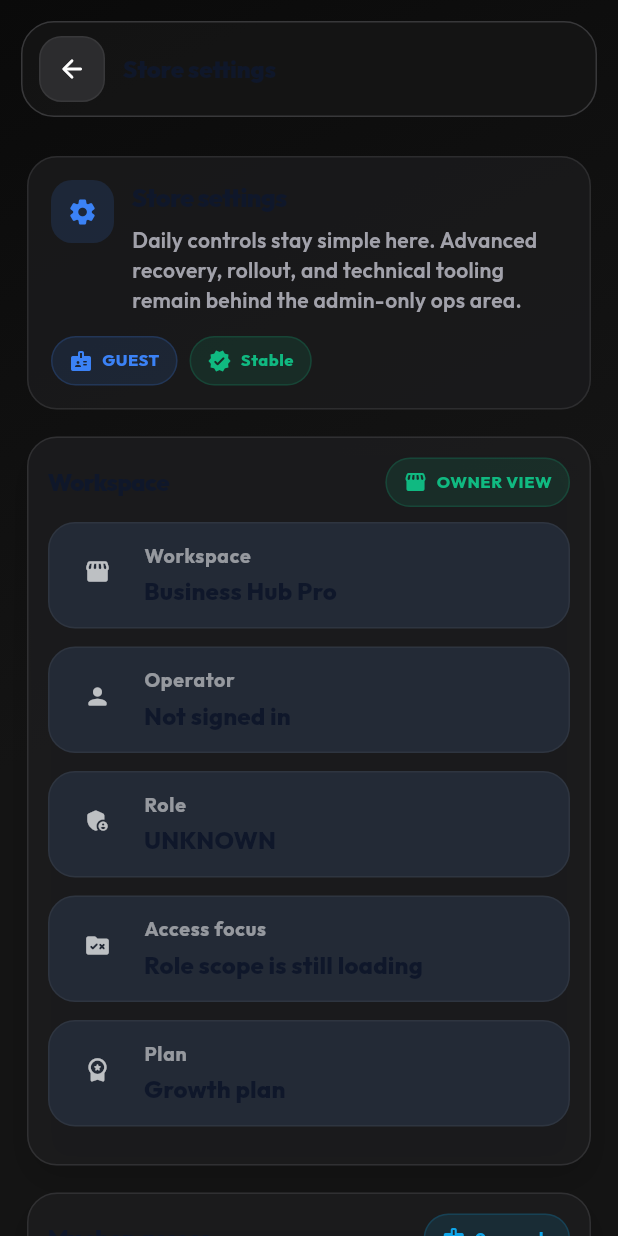
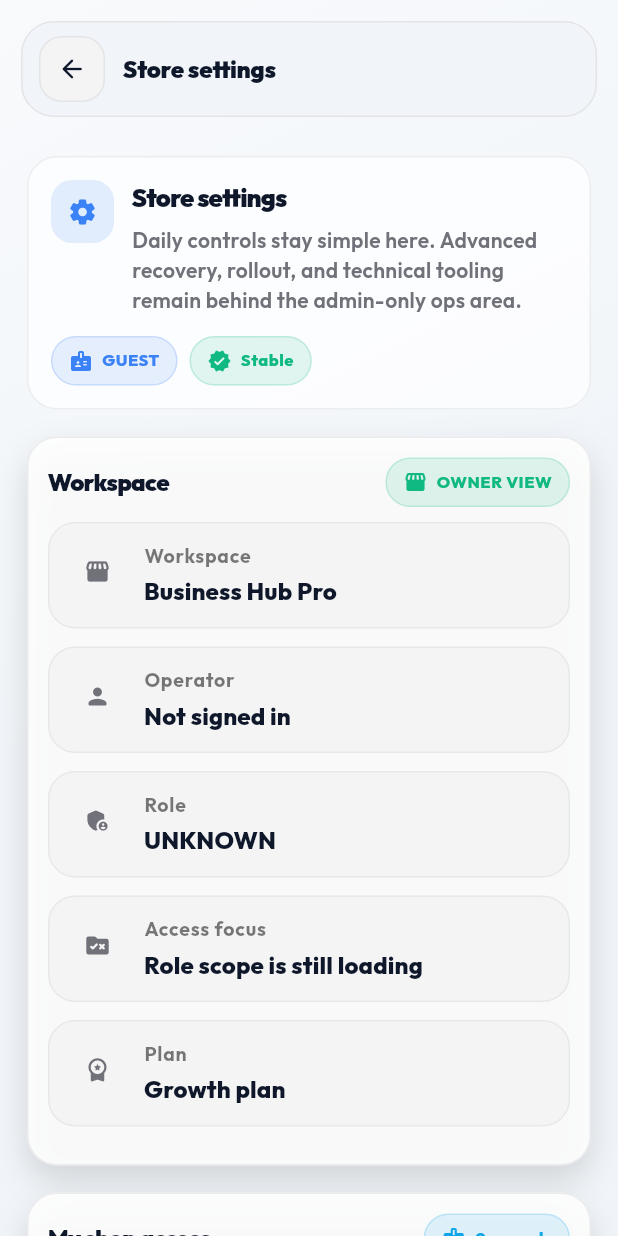
Before and after one commit to MurtazaJ53/BUSINESS-HUB, a Flutter app: the SettingsScreen screen opened by its route, on a phone screen of 412 x 824 dp. Run offline on Flutter 3.47's test engine with Material 3 defaults, Android fonts, the phone set to English and light mode, and no system bars; our stand-ins replace drift, drift_flutter, flutter_riverpod, go_router, google_fonts, package_info_plus; missing offline and left inert: blue_thermal_printer, esc_pos_utils_plus, mobile_scanner; accounts and stored records are empty; generated files the repository leaves out were written again; project files that could hold a hidden picture were left out.

Commit message:
feat(theme): convert mobile app to blue-and-white, light-only
- AppPalette neutrals repointed to white/light surfaces + dark ink
- brand kept sky-blue; cyan accent + indigo domain colors moved into the
  blue family; green/red/amber kept for money & alerts
- pin ThemeMode.light and use the light theme for darkTheme too, so the
  app is always blue-and-white regardless of device setting
- convert the older dark-built screens (history, settings, bootstrap):
  flip translucent-white text to dark ink, swap hard-coded dark slate
  backgrounds (0xFF232A36 / 0xFF070B13 / 0xFF1A2029) to light tokens,
  keep white only where it sits on the blue primary
- mobile_surface: dark-assuming icons -> ink/accent, amber blob -> blue

flutter analyze clean.

Co-Authored-By: Claude Opus 4.8 <noreply@anthropic.com>

```diff
--- a/apps/mobile_flutter/lib/core/theme/app_theme.dart
+++ b/apps/mobile_flutter/lib/core/theme/app_theme.dart
@@ -5,21 +5,21 @@ import 'app_colors.dart';
 
 /// Brand + semantic colours shared across light and dark themes.
 final class AppPalette {
-  // Neutrals (Foundation) — dark
-  static const Color backgroundDeep = Color(0xFF000000);
-  static const Color background = Color(0xFF0A0A0A);
-  static const Color backgroundSoft = Color(0xFF141414);
-  static const Color surface = Color(0xFF1C1C1E);
-  static const Color surfaceStrong = Color(0xFF2C2C2E);
-  static const Color borderSoft = Color(0xFF38383A);
-  static const Color border = Color(0xFF48484A);
-  static const Color borderStrong = Color(0xFF636366);
+  // Neutrals (Foundation) — white/light (blue-and-white theme)
+  static const Color backgroundDeep = Color(0xFFEEF2F6);
+  static const Color background = Color(0xFFF8FAFC);
+  static const Color backgroundSoft = Color(0xFFF1F5F9);
+  static const Color surface = Color(0xFFFFFFFF);
+  static const Color surfaceStrong = Color(0xFFF4F4F5);
+  static const Color borderSoft = Color(0xFFE4E4E7);
+  static const Color border = Color(0xFFD4D4D8);
+  static const Color borderStrong = Color(0xFFA1A1AA);
 
-  // Text Hierarchy — dark
-  static const Color textPrimary = Color(0xFFF8FAFC);
-  static const Color textSecondary = Color(0xFFD4D4D8);
-  static const Color textTertiary = Color(0xFFA1A1AA);
-  static const Color textDisabled = Color(0xFF71717A);
+  // Text Hierarchy — dark ink on white
+  static const Color textPrimary = Color(0xFF0F172A);
+  static const Color textSecondary = Color(0xFF3F3F46);
+  static const Color textTertiary = Color(0xFF71717A);
+  static const Color textDisabled = Color(0xFFA1A1AA);
 
   // Brand Colors (Business Hub sky-blue — carried over from the legacy app)
   static const Color primary = Color(0xFF0EA5E9); // Sky 500 (hsl 199 89% 48%)
@@ -27,9 +27,10 @@ final class AppPalette {
   static const Color primaryLight = Color(0xFF38BDF8); // Sky 400
   static const Color primaryDark = Color(0xFF0369A1); // Sky 700
 
-  static const Color accent = Color(0xFF06B6D4); // Cyan
-  static const Color accentHover = Color(0xFF0891B2);
-  static const Color accentLight = Color(0xFF22D3EE);
+  // Secondary accent kept within the blue family (was cyan).
+  static const Color accent = Color(0xFF0284C7); // Sky 600
+  static const Color accentHover = Color(0xFF0369A1); // Sky 700
+  static const Color accentLight = Color(0xFF38BDF8); // Sky 400
 
   // Semantic Colors
   static const Color success = Color(0xFF10B981);
@@ -52,7 +53,7 @@ final class AppPalette {
   static const Color revenue = Color(0xFF10B981);
   static const Color expense = Color(0xFFEF4444);
   static const Color inventory = Color(0xFF0EA5E9);
-  static const Color customer = Color(0xFF06B6D4);
+  static const Color customer = Color(0xFF0284C7);
   static const Color alert = Color(0xFFF59E0B);
 
   // Backward-compatible aliases used across existing screens.
--- a/apps/mobile_flutter/lib/core/theme/theme_mode_controller.dart
+++ b/apps/mobile_flutter/lib/core/theme/theme_mode_controller.dart
@@ -12,8 +12,9 @@ final themeModeProvider =
     NotifierProvider<ThemeModeController, ThemeMode>(ThemeModeController.new);
 
 class ThemeModeController extends Notifier<ThemeMode> {
+  // Business Hub is a blue-and-white (light only) app, so we pin light mode.
   @override
-  ThemeMode build() => ThemeMode.system;
+  ThemeMode build() => ThemeMode.light;
 
   void set(ThemeMode mode) => state = mode;
 
--- a/apps/mobile_flutter/lib/features/settings/presentation/settings_screen.dart
+++ b/apps/mobile_flutter/lib/features/settings/presentation/settings_screen.dart
@@ -149,7 +149,7 @@ class SettingsScreen extends ConsumerWidget {
                       ? 'Attach staff with the exact email they will use on the phone, control who is admin or viewer, and keep attendance and expenses inside the same product.'
                       : 'Your owner or store admin must attach this exact email to the workspace first. After that, sign in with the same email and use attendance and store operations from here during the shift.',
                   style: Theme.of(context).textTheme.bodyMedium?.copyWith(
-                    color: Colors.white.withValues(alpha: 0.72),
+                    color: Colors.black.withValues(alpha: 0.72),
                     height: 1.45,
                   ),
                 ),
@@ -277,7 +277,7 @@ class SettingsScreen extends ConsumerWidget {
                 Text(
                   _planBody(shop),
                   style: Theme.of(context).textTheme.bodyMedium?.copyWith(
-                    color: Colors.white.withValues(alpha: 0.70),
+                    color: Colors.black.withValues(alpha: 0.70),
                     height: 1.45,
                   ),
                 ),
@@ -417,7 +417,7 @@ class SettingsScreen extends ConsumerWidget {
                     pulse?.headline.body ??
                         'Open the pulse desk to acknowledge, resolve, or reopen the latest workspace tasks and anomaly signals.',
                     style: Theme.of(context).textTheme.bodyMedium?.copyWith(
-                      color: Colors.white.withValues(alpha: 0.72),
+                      color: Colors.black.withValues(alpha: 0.72),
                       height: 1.45,
                     ),
                   ),
@@ -455,7 +455,7 @@ class SettingsScreen extends ConsumerWidget {
                         ? 'Review mobile device access, risky trust posture, and remote wipe actions from one owner/admin desk.'
                         : '${sessions.where((item) => item.isTrusted && !item.wipeRequested).length} trusted, ${sessions.where((item) => item.needsReview).length} review, and ${sessions.where((item) => item.isRisky || item.wipeRequested).length} risky or wipe-pending device sessions are visible right now.',
                     style: Theme.of(context).textTheme.bodyMedium?.copyWith(
-                      color: Colors.white.withValues(alpha: 0.72),
+                      color: Colors.black.withValues(alpha: 0.72),
                       height: 1.45,
                     ),
                   ),
@@ -484,7 +484,7 @@ class SettingsScreen extends ConsumerWidget {
                   Text(
                     'Protect Workspace plan, Advanced ops, and other sensitive control surfaces with an authenticator app.',
                     style: Theme.of(context).textTheme.bodyMedium?.copyWith(
-                      color: Colors.white.withValues(alpha: 0.72),
+                      color: Colors.black.withValues(alpha: 0.72),
                       height: 1.45,
                     ),
                   ),
@@ -1002,9 +1002,9 @@ class _PlanSection extends StatelessWidget {
     final theme = Theme.of(context);
     return DecoratedBox(
       decoration: BoxDecoration(
-        color: const Color(0xFF232A36),
+        color: AppPalette.surfaceStrong,
         borderRadius: BorderRadius.circular(18),
-        border: Border.all(color: Colors.white.withValues(alpha: 0.05)),
+        border: Border.all(color: Colors.black.withValues(alpha: 0.05)),
       ),
       child: Padding(
         padding: const EdgeInsets.all(14),
@@ -1014,7 +1014,7 @@ class _PlanSection extends StatelessWidget {
             Text(
               title,
               style: theme.textTheme.labelLarge?.copyWith(
-                color: Colors.white.withValues(alpha: 0.60),
+                color: Colors.black.withValues(alpha: 0.60),
                 fontWeight: FontWeight.w800,
                 letterSpacing: 0.35,
               ),
@@ -1026,7 +1026,7 @@ class _PlanSection extends StatelessWidget {
                 child: Text(
                   '- $line',
                   style: theme.textTheme.bodyMedium?.copyWith(
-                    color: Colors.white.withValues(alpha: 0.76),
+                    color: Colors.black.withValues(alpha: 0.76),
                     height: 1.4,
                   ),
                 ),
@@ -1057,9 +1057,9 @@ class _SettingsRow extends StatelessWidget {
       padding: const EdgeInsets.only(bottom: 12),
       child: DecoratedBox(
         decoration: BoxDecoration(
-          color: const Color(0xFF232A36),
+          color: AppPalette.surfaceStrong,
           borderRadius: BorderRadius.circular(18),
-          border: Border.all(color: Colors.white.withValues(alpha: 0.05)),
+          border: Border.all(color: Colors.black.withValues(alpha: 0.05)),
         ),
         child: Padding(
           padding: const EdgeInsets.all(14),
@@ -1070,10 +1070,10 @@ class _SettingsRow extends StatelessWidget {
                 width: 38,
                 height: 38,
                 decoration: BoxDecoration(
-                  color: const Color(0xFF232A36),
+                  color: AppPalette.surfaceStrong,
                   borderRadius: BorderRadius.circular(12),
                 ),
-                child: Icon(icon, color: Colors.white70, size: 18),
+                child: Icon(icon, color: AppPalette.textTertiary, size: 18),
               ),
               const SizedBox(width: 12),
               Expanded(
@@ -1083,7 +1083,7 @@ class _SettingsRow extends StatelessWidget {
                     Text(
                       label,
                       style: theme.textTheme.labelMedium?.copyWith(
-                        color: Colors.white.withValues(alpha: 0.52),
+                        color: Colors.black.withValues(alpha: 0.52),
                         fontWeight: FontWeight.w700,
                         letterSpacing: 0.5,
                       ),
--- a/apps/mobile_flutter/lib/features/shell/presentation/mobile_surface.dart
+++ b/apps/mobile_flutter/lib/features/shell/presentation/mobile_surface.dart
@@ -70,7 +70,7 @@ class MobileStandaloneScaffold extends StatelessWidget {
                               Icons.arrow_back_rounded,
                               size: compact ? 20 : 24,
                             ),
-                            color: Colors.white,
+                            color: AppPalette.textPrimary,
                             padding: EdgeInsets.zero,
                           ),
                         ),
@@ -160,7 +160,7 @@ class MobileHeroBanner extends StatelessWidget {
               height: compact ? 118 : 150,
               decoration: const BoxDecoration(
                 shape: BoxShape.circle,
-                color: Color(0x1AF0C879),
+                color: Color(0x1A0EA5E9),
               ),
             ),
           ),
@@ -529,12 +529,12 @@ class MobileActionCard extends StatelessWidget {
                   width: compact ? 48 : 56,
                   height: compact ? 48 : 56,
                   decoration: BoxDecoration(
-                    color: Colors.white.withValues(alpha: 0.12),
+                    color: accent.withValues(alpha: 0.16),
                     borderRadius: BorderRadius.circular(compact ? 14 : 18),
                   ),
                   child: Icon(
                     icon,
-                    color: Colors.white,
+                    color: accent,
                     size: compact ? 24 : 28,
                   ),
                 ),
```
Also changed, not shown: apps/mobile_flutter/lib/app/app.dart (+4 -4 lines), apps/mobile_flutter/lib/bootstrap/bootstrap.dart (+5 -4 lines), apps/mobile_flutter/lib/features/history/presentation/history_screen.dart (+17 -17 lines), apps/mobile_flutter/lib/features/settings/presentation/settings_attendance_screen.dart (+8 -8 lines), apps/mobile_flutter/lib/features/settings/presentation/settings_expenses_screen.dart (+7 -7 lines), apps/mobile_flutter/lib/features/settings/presentation/settings_ops_screen.dart (+43 -43 lines), apps/mobile_flutter/lib/features/settings/presentation/settings_plan_screen.dart (+12 -12 lines), apps/mobile_flutter/lib/features/settings/presentation/settings_pulse_screen.dart (+10 -10 lines), apps/mobile_flutter/lib/features/settings/presentation/settings_security_screen.dart (+11 -11 lines), apps/mobile_flutter/lib/features/settings/presentation/settings_sessions_screen.dart (+11 -11 lines), apps/mobile_flutter/lib/features/settings/presentation/settings_team_screen.dart (+8 -8 lines).
